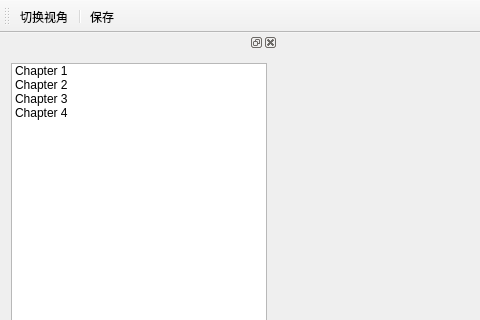
lvke-neu/DXWithQT, file DirectXWithQt/mainwindow.ui: the form before one commit; both pictures show x 0 to 480 and y 0 to 320 of the 1024 by 768 pixel window.
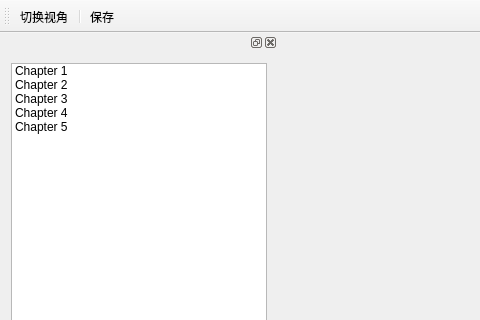
The form after the commit.

Diff of the .ui file:
```diff
--- a/DirectXWithQt/mainwindow.ui
+++ b/DirectXWithQt/mainwindow.ui
@@ -56,6 +56,11 @@
          <string>Chapter 4</string>
         </property>
        </item>
+       <item>
+        <property name="text">
+         <string>Chapter 5</string>
+        </property>
+       </item>
       </widget>
      </item>
     </layout>
```
